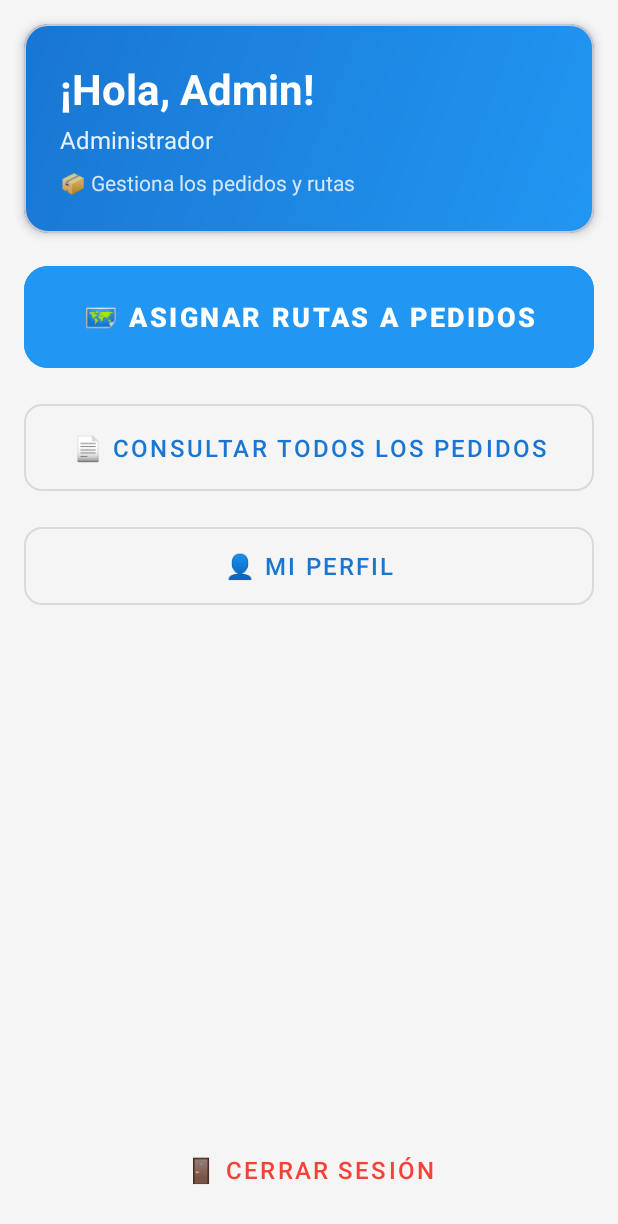
After one commit to Cynnics/SmartWarehouseMobile, an Android app built with Jetpack Compose: the AdminEmpleadoMainActivity screen opened directly, with no data from a screen before it, on a phone screen of 412 x 824 dp. The commit adds this screen. Shown: the top 1224 px of the screen. Run offline under Robolectric (Android 15) with nearby library versions, the phone set to English and light mode, and no system bars.

Commit message:
Main Administradores y Empleados & AsignarRutas Almost

```diff
--- /dev/null
+++ b/app/src/main/java/com/smartwarehouse/mobile/ui/main/AdminEmpleadoMainActivity.kt
@@ -0,0 +1,53 @@
+package com.smartwarehouse.mobile.ui.main
+
+import android.content.Intent
+import android.os.Bundle
+import android.widget.Toast
+import androidx.activity.viewModels
+import androidx.appcompat.app.AppCompatActivity
+import com.google.android.material.button.MaterialButton
+import com.smartwarehouse.mobile.R
+import com.smartwarehouse.mobile.ui.login.LoginActivity
+import com.smartwarehouse.mobile.ui.pedidos.PedidosActivity
+import com.smartwarehouse.mobile.ui.perfil.PerfilActivity
+import com.smartwarehouse.mobile.ui.rutas.AsignarRutaActivity
+import kotlin.getValue
+
+class AdminEmpleadoMainActivity : AppCompatActivity() {
+
+    private val viewModel: MainViewModel by viewModels()
+
+    override fun onCreate(savedInstanceState: Bundle?) {
+        super.onCreate(savedInstanceState)
+        setContentView(R.layout.activity_admin_empleado_main)
+
+        val btnTodosPedidos = findViewById<MaterialButton>(R.id.btnConsultarPedidos)
+        val btnAsignarRutas = findViewById<MaterialButton>(R.id.btnAsignarRutas)
+        val btnPerfil = findViewById<MaterialButton>(R.id.btnPerfil)
+        val btnCerrarSesion = findViewById<MaterialButton>(R.id.btnCerrarSesion)
+
+        btnTodosPedidos.setOnClickListener {
+            val intent = Intent(this, PedidosActivity::class.java)
+            intent.putExtra(PedidosActivity.EXTRA_TODOS_PEDIDOS, true)
+            startActivity(intent)
+        }
+
+        btnAsignarRutas.setOnClickListener {
+            val intent = Intent(this, AsignarRutaActivity::class.java)
+            startActivity(intent)
+        }
+
+        btnPerfil.setOnClickListener {
+            val intent = Intent(this, PerfilActivity::class.java)
+            startActivity(intent)
+        }
+
+        btnCerrarSesion.setOnClickListener {
+            // Cerrar sesión y volver al login
+            viewModel.logout()
+            val intent = Intent(this, LoginActivity::class.java)
+            intent.flags = Intent.FLAG_ACTIVITY_NEW_TASK or Intent.FLAG_ACTIVITY_CLEAR_TASK
+            startActivity(intent)
+        }
+    }
+}
--- a/app/src/main/java/com/smartwarehouse/mobile/ui/main/MainActivity.kt
+++ b/app/src/main/java/com/smartwarehouse/mobile/ui/main/MainActivity.kt
@@ -34,7 +34,7 @@ class MainActivity : AppCompatActivity() {
             "admin", "empleado" -> {
                 // Por ahora redirige a la app de escritorio
                 // Podrías crear AdminMainActivity si lo necesitas
-                Intent(this, ClienteMainActivity::class.java) // Temporal
+                Intent(this, AdminEmpleadoMainActivity::class.java) // Temporal
             }
             else -> {
                 // Sin rol válido, volver al login
--- a/app/src/main/java/com/smartwarehouse/mobile/ui/rutas/RutasViewModel.kt
+++ b/app/src/main/java/com/smartwarehouse/mobile/ui/rutas/RutasViewModel.kt
@@ -40,10 +40,6 @@ class RutasViewModel(application: Application) : AndroidViewModel(application) {
         }
     }
 
-    fun filtrarRutasDeHoy() {
-        // TODO: Implementar filtro por fecha en Room
-    }
-
 
 
 }
--- /dev/null
+++ b/app/src/main/res/layout/activity_admin_empleado_main.xml
@@ -0,0 +1,130 @@
+<?xml version="1.0" encoding="utf-8"?>
+<androidx.constraintlayout.widget.ConstraintLayout
+    android:fitsSystemWindows="true"
+    xmlns:android="http://schemas.android.com/apk/res/android"
+    xmlns:app="http://schemas.android.com/apk/res-auto"
+    android:layout_width="match_parent"
+    android:layout_height="match_parent"
+    android:background="@color/background">
+
+    <!-- Header -->
+    <com.google.android.material.card.MaterialCardView
+        android:id="@+id/headerCard"
+        android:layout_width="0dp"
+        android:layout_height="wrap_content"
+        android:layout_margin="16dp"
+        app:cardCornerRadius="16dp"
+        app:cardElevation="4dp"
+        app:layout_constraintTop_toTopOf="parent"
+        app:layout_constraintStart_toStartOf="parent"
+        app:layout_constraintEnd_toEndOf="parent">
+
+        <LinearLayout
+            android:layout_width="match_parent"
+            android:layout_height="wrap_content"
+            android:orientation="vertical"
+            android:padding="24dp"
+            android:background="@drawable/gradient_header">
+
+            <TextView
+                android:id="@+id/tvBienvenida"
+                android:layout_width="wrap_content"
+                android:layout_height="wrap_content"
+                android:text="¡Hola, Admin!"
+                android:textSize="28sp"
+                android:textStyle="bold"
+                android:textColor="@android:color/white"/>
+
+            <TextView
+                android:id="@+id/tvRolUsuario"
+                android:layout_width="wrap_content"
+                android:layout_height="wrap_content"
+                android:text="Administrador"
+                android:textSize="16sp"
+                android:textColor="@android:color/white"
+                android:alpha="0.9"
+                android:layout_marginTop="4dp"/>
+
+            <TextView
+                android:layout_width="wrap_content"
+                android:layout_height="wrap_content"
+                android:text="📦 Gestiona los pedidos y rutas"
+                android:textSize="14sp"
+                android:textColor="@android:color/white"
+                android:alpha="0.8"
+                android:layout_marginTop="8dp"/>
+        </LinearLayout>
+    </com.google.android.material.card.MaterialCardView>
+
+    <!-- Botones principales -->
+    <LinearLayout
+        android:layout_width="0dp"
+        android:layout_height="wrap_content"
+        android:orientation="vertical"
+        android:padding="16dp"
+        app:layout_constraintTop_toBottomOf="@id/headerCard"
+        app:layout_constraintStart_toStartOf="parent"
+        app:layout_constraintEnd_toEndOf="parent">
+
+        <!-- Botón Asignar Rutas -->
+        <com.google.android.material.button.MaterialButton
+            android:id="@+id/btnAsignarRutas"
+            android:layout_width="match_parent"
+            android:layout_height="80dp"
+            android:text="🗺️ Asignar Rutas a Pedidos"
+            android:textSize="18sp"
+            android:textStyle="bold"
+            app:cornerRadius="16dp"
+            app:iconGravity="textStart"
+            android:paddingStart="24dp"
+            android:paddingEnd="24dp"
+            style="@style/Widget.MaterialComponents.Button.UnelevatedButton"
+            android:backgroundTint="@color/primary"
+            android:layout_marginBottom="12dp"/>
+
+        <!-- Botón Consultar Pedidos -->
+        <com.google.android.material.button.MaterialButton
+            android:id="@+id/btnConsultarPedidos"
+            android:layout_width="match_parent"
+            android:layout_height="70dp"
+            android:text="📄 Consultar Todos los Pedidos"
+            android:textSize="16sp"
+            app:cornerRadius="12dp"
+            app:iconGravity="textStart"
+            android:paddingStart="24dp"
+            android:paddingEnd="24dp"
+            style="@style/Widget.MaterialComponents.Button.OutlinedButton"
+            android:layout_marginBottom="12dp"/>
+
+        <!-- Botón Perfil -->
+        <com.google.android.material.button.MaterialButton
+            android:id="@+id/btnPerfil"
+            android:layout_width="match_parent"
+            android:layout_height="64dp"
+            android:text="👤 Mi Perfil"
+            android:textSize="16sp"
+            app:cornerRadius="12dp"
+            app:iconGravity="textStart"
+            android:paddingStart="24dp"
+            android:paddingEnd="24dp"
+            style="@style/Widget.MaterialComponents.Button.OutlinedButton"
+            android:layout_marginBottom="12dp"/>
+
+    </LinearLayout>
+
+    <!-- Botón Cerrar Sesión (abajo) -->
+    <com.google.android.material.button.MaterialButton
+        android:id="@+id/btnCerrarSesion"
+        android:layout_width="0dp"
+        android:layout_height="56dp"
+        android:text="🚪 Cerrar Sesión"
+        android:textSize="16sp"
+        app:cornerRadius="12dp"
+        style="@style/Widget.MaterialComponents.Button.TextButton"
+        android:textColor="@color/error"
+        android:layout_margin="16dp"
+        app:layout_constraintBottom_toBottomOf="parent"
+        app:layout_constraintStart_toStartOf="parent"
+        app:layout_constraintEnd_toEndOf="parent"/>
+
+</androidx.constraintlayout.widget.ConstraintLayout>
```
Also changed, not shown: app/src/main/AndroidManifest.xml (+10 -0 lines), app/src/main/java/com/smartwarehouse/mobile/adapter/PedidoSeleccionableAdapter.kt (added, +74 -0 lines), app/src/main/java/com/smartwarehouse/mobile/data/local/AppDatabase.kt (+5 -2 lines), app/src/main/java/com/smartwarehouse/mobile/data/local/dao/DAOs.kt (+16 -0 lines), app/src/main/java/com/smartwarehouse/mobile/data/local/entity/Entitys.kt (+18 -3 lines), app/src/main/java/com/smartwarehouse/mobile/ui/pedidos/PedidosActivity.kt (+8 -0 lines), app/src/main/java/com/smartwarehouse/mobile/ui/pedidos/PedidosViewModel.kt (+6 -5 lines), app/src/main/java/com/smartwarehouse/mobile/ui/rutas/AsignarRutaActivity.kt (added, +105 -0 lines), app/src/main/java/com/smartwarehouse/mobile/ui/rutas/AsignarRutaViewModel.kt (added, +93 -0 lines), app/src/main/res/layout/activity_asignar_rutas.xml (added, +68 -0 lines), app/src/main/res/layout/item_pedido_seleccionable.xml (added, +84 -0 lines).
